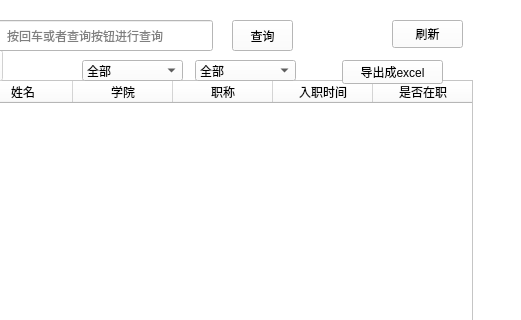
Qt form resources/ui/showTeacherInfoWindow.ui (holyswordZZQ/TPSES) before a commit; both pictures show x 308 to 829 and y 0 to 320 of the 829 by 643 pixel window.
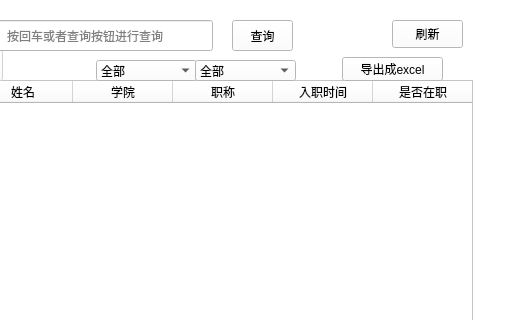
The same form after that commit.

Diff of the .ui file:
```diff
--- a/resources/ui/showTeacherInfoWindow.ui
+++ b/resources/ui/showTeacherInfoWindow.ui
@@ -120,7 +120,7 @@
   <widget class="QComboBox" name="comboBox_xueyuan">
    <property name="geometry">
     <rect>
-     <x>390</x>
+     <x>404</x>
      <y>60</y>
      <width>101</width>
      <height>21</height>
@@ -305,7 +305,7 @@
    <property name="geometry">
     <rect>
      <x>650</x>
-     <y>60</y>
+     <y>57</y>
      <width>101</width>
      <height>24</height>
     </rect>
```
